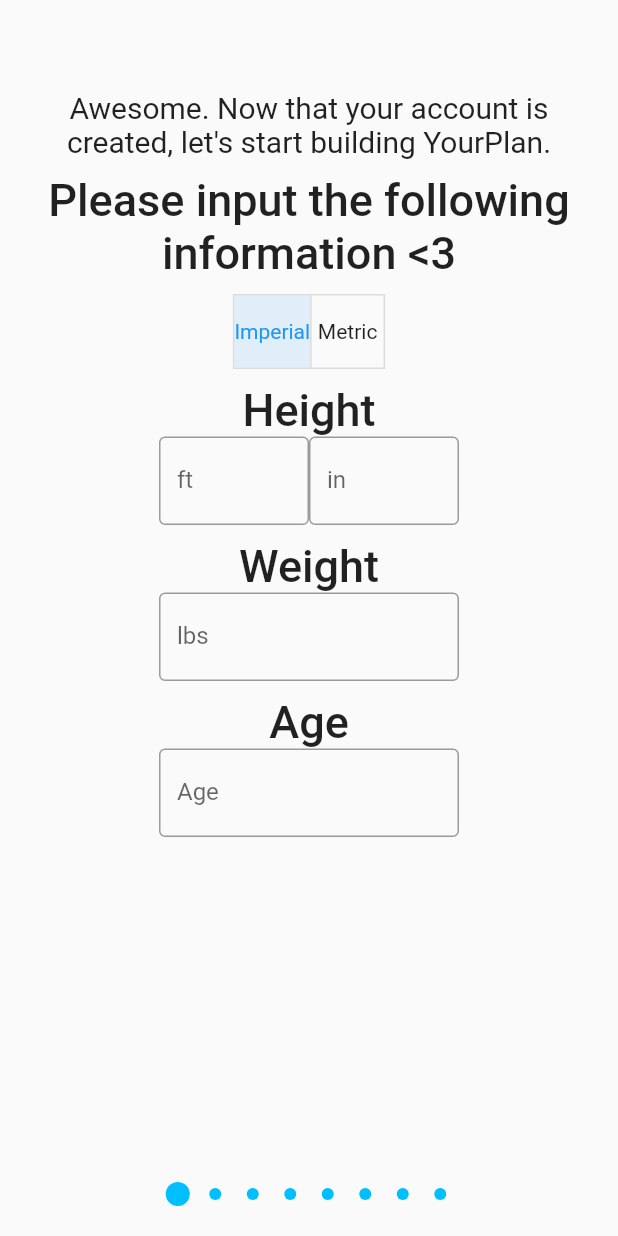
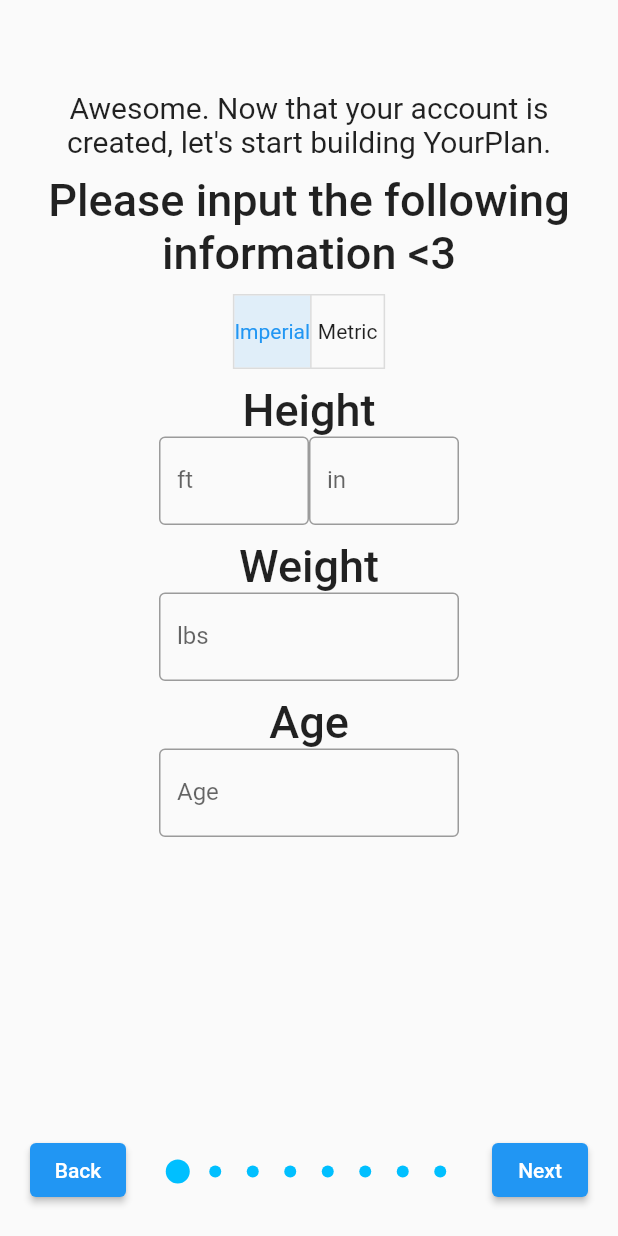
Before and after one commit to ypf-devteam/yourplanfitness, a Flutter app: the screen it shows after launch, after a tap on "Facebook", on a phone screen of 412 x 824 dp. Run offline on Flutter 3.47's test engine with Material 2 defaults, Android fonts, the phone set to English and light mode, and no system bars; our stand-ins replace firebase_auth, google_sign_in, simple_animations; missing offline and left inert: flutter_facebook_auth; accounts and stored records are empty; network calls fail; Roboto replaces fonts that are missing (Billy).

Commit message:
next and back buttons

```diff
--- a/lib/PageHelpers/LiquidController.dart
+++ b/lib/PageHelpers/LiquidController.dart
@@ -15,7 +15,7 @@ class LiquidController {
     provider.jumpToPage(page);
   }
 
-  animateToPage({int page, int duration = 600}) {
+  animateToPage({int page, int duration = 1500}) {
     provider.animateToPage(page, duration);
   }
 
--- a/lib/QuestionnairePage.dart
+++ b/lib/QuestionnairePage.dart
@@ -290,10 +290,33 @@ class _QuestionnairePageState extends State<QuestionnairePage> {
                                     ),
                                   ],
                                 ),
-                              )
+                              ),
                             ],
                           ),
                         ),
+                        //insert next and back HERE
+                        Row(
+                          mainAxisAlignment: MainAxisAlignment.spaceBetween,
+                          children: <Widget>[
+                            Padding(
+                              padding: EdgeInsets.all(20.0),
+                              child: ElevatedButton(
+                                  onPressed: () {}, child: Text('Back')),
+                            ),
+                            Padding(
+                              padding: EdgeInsets.all(20.0),
+                              child: ElevatedButton(
+                                  onPressed: () {
+                                    liquidController.animateToPage(
+                                        page: liquidController.currentPage + 1 >
+                                                7
+                                            ? 0
+                                            : liquidController.currentPage + 1);
+                                  },
+                                  child: Text('Next')),
+                            ),
+                          ],
+                        )
                       ],
                     ),
                   ),
@@ -1960,7 +1983,7 @@ class _QuestionnairePageState extends State<QuestionnairePage> {
               enableLoop: false,
             ),
             Padding(
-              padding: EdgeInsets.all(20),
+              padding: EdgeInsets.all(35),
               child: Column(
                 children: <Widget>[
                   Expanded(child: SizedBox()),
```
